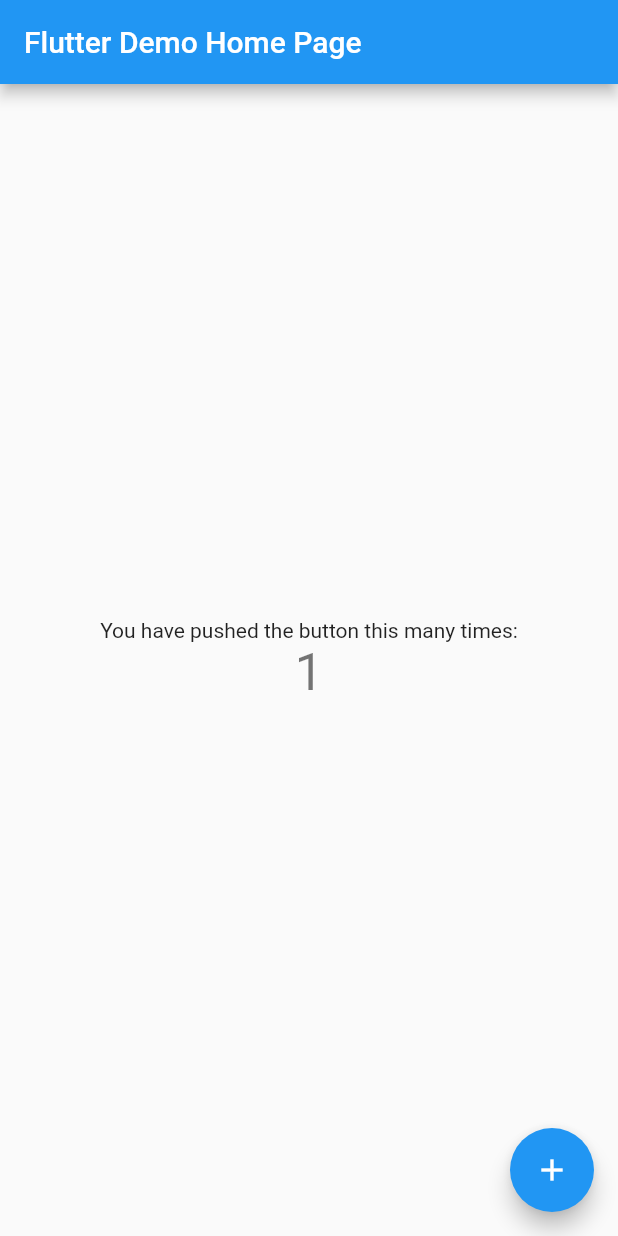
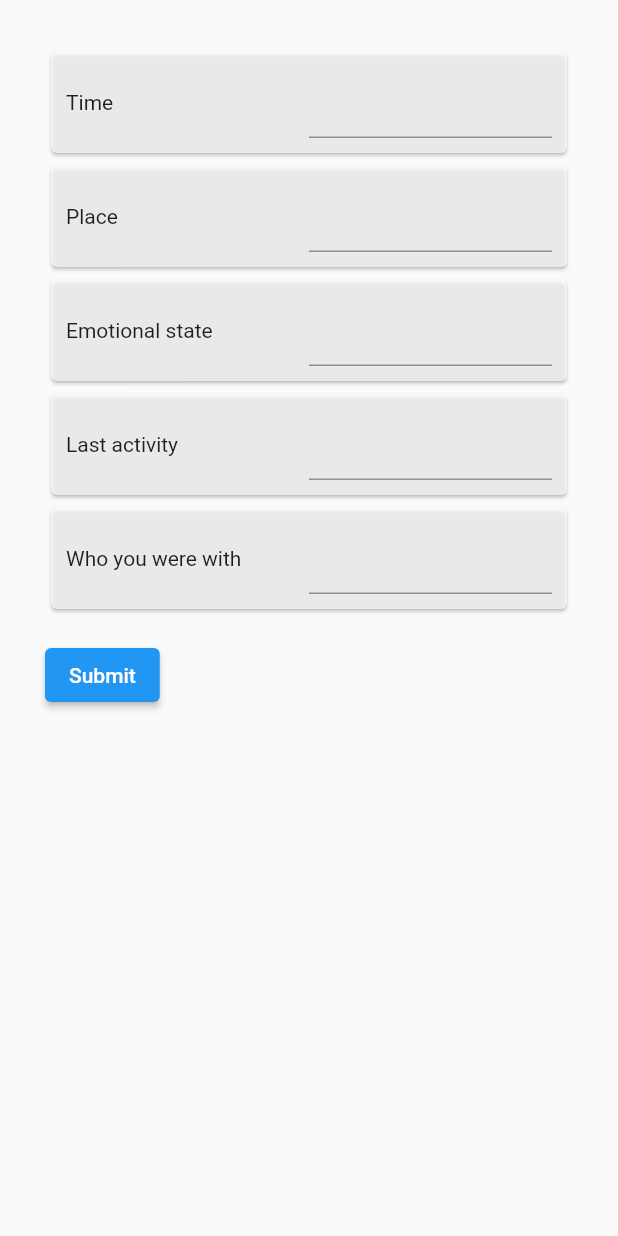
Before and after one commit to liam-b/codebrew-2021, a Flutter app: the screen it shows after launch, after a tap on the "add" icon, on a phone screen of 412 x 824 dp. Run offline on Flutter 3.47's test engine with Material 2 defaults, Android fonts, the phone set to English and light mode, and no system bars.

Commit message:
Kinda working

```diff
--- /dev/null
+++ b/lib/cue_form.dart
@@ -0,0 +1,223 @@
+import 'dart:io';
+
+import 'package:flutter/material.dart';
+import 'package:path_provider/path_provider.dart';
+
+// final prefs = await SharedPreferences.getInstance();
+
+
+class Manager {
+
+}
+
+enum EmotionalState {
+  Depressed,
+  Horny,
+  Monke
+}
+
+class Cue {
+  DateTime date;
+  String place;
+  EmotionalState emotionalState;
+  String activity;
+  List<String> people;
+
+  save() async {
+    final directory = await getApplicationDocumentsDirectory();
+    final path = directory.path;
+    final file = File('$path/counter.txt');
+  }
+}
+
+class CueForm extends StatefulWidget {
+  @override
+  CueFormState createState() {
+    return CueFormState();
+  }
+}
+
+class CueFormState extends State<CueForm> {
+  // Create a global key that uniquely identifies the Form widget
+  // and allows validation of the form.
+  //
+  // Note: This is a GlobalKey<FormState>,
+  // not a GlobalKey<MyCustomFormState>.
+  final _formKey = GlobalKey<FormState>();
+
+  final _isFilled_Time = TextEditingController();
+  final _isFilled_Place = TextEditingController();
+  final _isFilled_EmotionalState = TextEditingController();
+  final _isFilled_Activity = TextEditingController();
+  final _isFilled_People = TextEditingController();
+
+  checkTextFieldEmptyOrNot(){
+    // Creating 3 String Variables.
+    String timeField,placeField,emotionalStateField,activityField,peopleField ;
+    // Getting Value From Text Field and Store into String Variable
+    timeField = _isFilled_Time.text;
+    placeField = _isFilled_Place.text;
+    emotionalStateField = _isFilled_EmotionalState.text;
+    activityField = _isFilled_Activity.text;
+    peopleField = _isFilled_People.text;
+    // Checking all TextFields.
+    if(peopleField == '' && placeField == '' && emotionalStateField == '')
+    {
+      // Put your code here which you want to execute when Text Field is Empty.
+      print('Text Field is empty, Please Fill All Data');
+
+    }else{
+
+      // Put your code here, which you want to execute when Text Field is NOT Empty.
+      print('Not Empty, All Text Input is Filled.');
+    }
+
+  }
+
+  void showField(field) {
+    setState(() => {
+      // field = true;
+    });
+  }
+
+  @override
+  Widget build(BuildContext context) {
+    // Build a Form widget using the _formKey created above.
+    return Scaffold(
+      body: Padding(
+        padding: EdgeInsets.all(30),
+        child: Form(
+          key: _formKey,
+          child: Column(
+            crossAxisAlignment: CrossAxisAlignment.start,
+            children: <Widget>[
+              //* Time
+              Card(
+                color: Colors.white70,
+                child: Container(
+                  padding: EdgeInsets.all(10.0),
+                  child: Column(
+                    children: <Widget>[
+                      Row(
+                        children: <Widget>[
+                          Expanded(child: Text("Time",)),
+                          Expanded(
+                            child: TextField(),
+                          ),
+                        ],
+                      ),
+                    ],
+                  ),
+                ),
+              ),
+              Visibility (
+                // placeField: _isFilled_Place,
+                child: Card(
+                  color: Colors.white70,
+                  child: Container(
+                    padding: EdgeInsets.all(10.0),
+                    child: Column(
+                      children: <Widget>[
+                        Row(
+                          children: <Widget>[
+                            Expanded(child: Text("Place",)),
+                            Expanded(
+                              child: TextField(
+                              ),
+                            ),
+                          ],
+                        ),
+                      ],
+                    ),
+                  ),
+                ),
+              ),
+              //* Place
+
+
+              //* Emotions
+              Card(
+                color: Colors.white70,
+                child: Container(
+                  padding: EdgeInsets.all(10.0),
+                  child: Column(
+                    children: <Widget>[
+                      Row(
+                        children: <Widget>[
+                          Expanded(child: Text("Emotional state",)),
+                          Expanded(
+                            child: TextField(
+                            ),
+                          ),
+                        ],
+                      ),
+                    ],
+                  ),
+                ),
+              ),
+
+              //* Activity
+              Card(
+                color: Colors.white70,
+                child: Container(
+                  padding: EdgeInsets.all(10.0),
+                  child: Column(
+                    children: <Widget>[
+                      Row(
+                        children: <Widget>[
+                          Expanded(child: Text("Last activity",)),
+                          Expanded(
+                            child: TextField(
+                            ),
+                          ),
+                        ],
+                      ),
+                    ],
+                  ),
+                ),
+              ),
+
+              //* People
+              Card(
+                color: Colors.white70,
+                child: Container(
+                  padding: EdgeInsets.all(10.0),
+                  child: Column(
+                    children: <Widget>[
+                      Row(
+                        children: <Widget>[
+                          Expanded(child: Text("Who you were with",)),
+                          Expanded(
+                            child: TextField(
+                            ),
+                          ),
+                        ],
+                      ),
+                    ],
+                  ),
+                ),
+              ),
+
+              //* Submit button
+              Padding(
+                padding: EdgeInsets.symmetric(vertical: 16.0),
+                child: ElevatedButton(
+                  onPressed: () {
+                    // Validate returns true if the form is valid, or false otherwise.
+                    // if (_formKey.currentState.validate()) {
+                    //   // If the form is valid, display a snackbar. In the real world,
+                    //   // you'd often call a server or save the information in a database.
+                    // }
+                    // check if all fields are not empty
+                    ScaffoldMessenger.of(context).showSnackBar(SnackBar(content: Text('Processing Data')));
+                  },
+                  child: Text('Submit'),
+                ),
+              ),
+            ],
+          ),
+        )
+      )
+    );
+  }
+}
--- a/lib/main.dart
+++ b/lib/main.dart
@@ -1,48 +1,50 @@
 import 'package:flutter/material.dart';
+
+import 'cue_form.dart';
 
 void main() {
   runApp(MyApp());
 }
 
 class MyApp extends StatelessWidget {
-  // This widget is the root of your application.
   @override
   Widget build(BuildContext context) {
     return MaterialApp(
-      title: 'Flutter Demo',
+      title: 'Pi in Disguise',
       theme: ThemeData(
-        // This is the theme of your application.
-        //
-        // Try running your application with "flutter run". You'll see the
-        // application has a blue toolbar. Then, without quitting the app, try
-        // changing the primarySwatch below to Colors.green and then invoke
-        // "hot reload" (press "r" in the console where you ran "flutter run",
-        // or simply save your changes to "hot reload" in a Flutter IDE).
-        // Notice that the counter didn't reset back to zero; the application
-        // is not restarted.
         primarySwatch: Colors.blue,
       ),
-      home: MyHomePage(title: 'Flutter Demo Home Page'),
+      home: MyHomePage(title: 'Pie In Disguise'),
     );
   }
 }
 
 class MyHomePage extends StatefulWidget {
   MyHomePage({Key key, this.title}) : super(key: key);
-
-  // This widget is the home page of your application. It is stateful, meaning
-  // that it has a State object (defined below) that contains fields that affect
-  // how it looks.
-
-  // This class is the configuration for the state. It holds the values (in this
-  // case the title) provided by the parent (in this case the App widget) and
-  // used by the build method of the State. Fields in a Widget subclass are
-  // always marked "final".
-
   final String title;
 
   @override
   _MyHomePageState createState() => _MyHomePageState();
+}
+
+class HabitButton extends StatelessWidget {
+  final String habitName;
+
+  HabitButton(this.habitName);
+
+  @override
+  Widget build(BuildContext context) {
+    // Build a Form widget using the _formKey created above.
+    return Padding(
+      padding: EdgeInsets.all(5),
+      child: ElevatedButton(
+        onPressed: () {
+            // Respond to button press
+        },
+        child: Text(habitName, style: TextStyle(fontSize: 25)),
+      )
+    );
+  }
 }
 
 class _MyHomePageState extends State<MyHomePage> {
@@ -50,64 +52,70 @@
 
   void _incrementCounter() {
     setState(() {
-      // This call to setState tells the Flutter framework that something has
-      // changed in this State, which causes it to rerun the build method below
-      // so that the display can reflect the updated values. If we changed
-      // _counter without calling setState(), then the build method would not be
-      // called again, and so nothing would appear to happen.
       _counter++;
     });
   }
 
   @override
   Widget build(BuildContext context) {
-    // This method is rerun every time setState is called, for instance as done
-    // by the _incrementCounter method above.
-    //
-    // The Flutter framework has been optimized to make rerunning build methods
-    // fast, so that you can just rebuild anything that needs updating rather
-    // than having to individually change instances of widgets.
     return Scaffold(
-      appBar: AppBar(
-        // Here we take the value from the MyHomePage object that was created by
-        // the App.build method, and use it to set our appbar title.
-        title: Text(widget.title),
-      ),
-      body: Center(
-        // Center is a layout widget. It takes a single child and positions it
-        // in the middle of the parent.
-        child: Column(
-          // Column is also a layout widget. It takes a list of children and
-          // arranges them vertically. By default, it sizes itself to fit its
-          // children horizontally, and tries to be as tall as its parent.
-          //
-          // Invoke "debug painting" (press "p" in the console, choose the
-          // "Toggle Debug Paint" action from the Flutter Inspector in Android
-          // Studio, or the "Toggle Debug Paint" command in Visual Studio Code)
-          // to see the wireframe for each widget.
-          //
-          // Column has various properties to control how it sizes itself and
-          // how it positions its children. Here we use mainAxisAlignment to
-          // center the children vertically; the main axis here is the vertical
-          // axis because Columns are vertical (the cross axis would be
-          // horizontal).
-          mainAxisAlignment: MainAxisAlignment.center,
-          children: <Widget>[
-            Text(
-              'You have pushed the button this many times:',
-            ),
-            Text(
-              '$_counter',
-              style: Theme.of(context).textTheme.headline4,
-            ),
-          ],
+      body: Padding(
+        padding: EdgeInsets.all(30),
+        child: Center(
+          child: Column(
+            children: <Widget>[
+              // ElevatedButton(
+              //   onPressed: () {
+              //       // Respond to button press
+              //   },
+              //   child: Text("I FEEL LIKE SMOKING", style: TextStyle(fontSize: 25)),
+              // ),
+              // SizedBox(height: 10),
+              HabitButton("Smoking"),
+              HabitButton("Coffee"),
+              HabitButton("Coffee"),
+              HabitButton("Coffee"),
+              HabitButton("Coffee"),
+              HabitButton("Coffee"),
+              HabitButton("Coffee")
+            ],
+          )
         ),
       ),
-      floatingActionButton: FloatingActionButton(
-        onPressed: _incrementCounter,
-        tooltip: 'Increment',
-        child: Icon(Icons.add),
-      ), // This trailing comma makes auto-formatting nicer for build methods.
+      floatingActionButton: Container(
+        // child: Icon(Icons.airline_seat_individual_suite_sharp),
+          width: 70.0,
+          height: 70.0,
+        child: FloatingActionButton(
+          tooltip: 'Increment',
+          shape: new CircleBorder(),
+          elevation: 0.0,
+          child: Icon(
+            Icons.add,
+            color: Colors.blue,
+          ),
+          onPressed: () => {
+            Navigator.push(
+              context,
+              MaterialPageRoute(builder: (context) {
+              return CueForm();
+            }),
+          )
+        },
+        )
+      ),
+      bottomNavigationBar: BottomAppBar(
+        shape: CircularNotchedRectangle(),
+        color: Color(0xFFFF6B13D),
+        child: Container(height: 50.0),
+      ),
+      floatingActionButtonLocation: FloatingActionButtonLocation.endDocked,
     );
   }
 }
+
+/*
+
+As a ___ I want to be able to ___ so that I can ___
+
+*/
--- a/pubspec.yaml
+++ b/pubspec.yaml
@@ -23,6 +23,7 @@
 dependencies:
   flutter:
     sdk: flutter
+  path_provider: 2.0.1
 
 
   # The following adds the Cupertino Icons font to your application.
```
Also changed, not shown: pubspec.lock, 7 other files.
